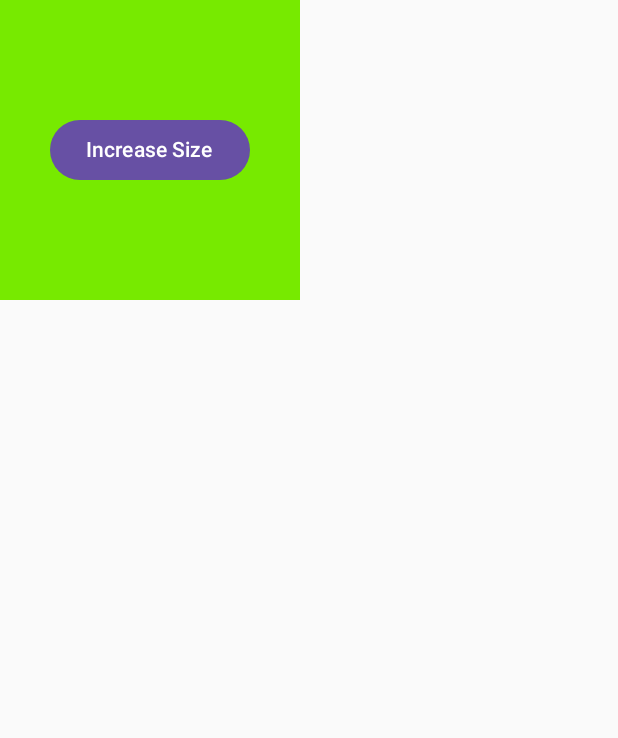
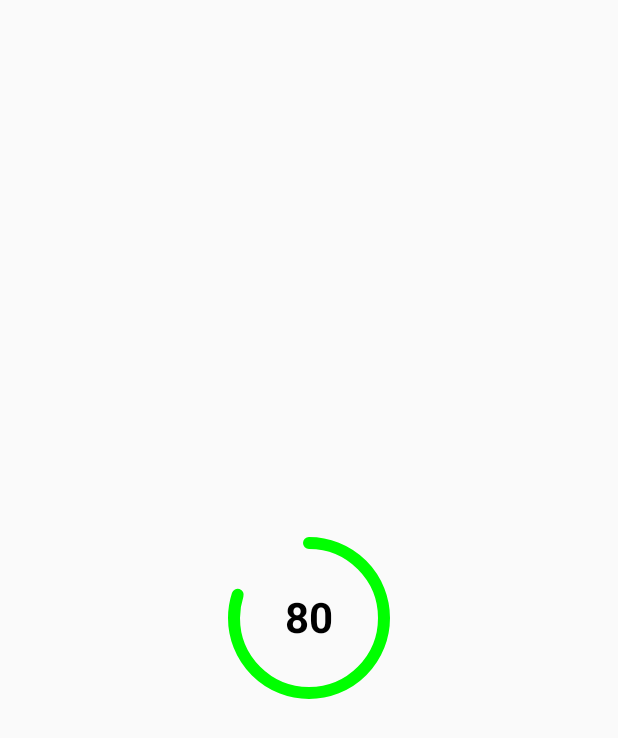
Before and after one commit to Cjsghkd/ComposePractice, an Android app built with Jetpack Compose: the screen it shows after launch (MainActivity), on a phone screen of 412 x 824 dp. Shown: the top 738 px of the screen. Run offline under Robolectric (Android 15) with nearby library versions, the phone set to English and light mode, and no system bars; our stand-ins replace constraintlayout-compose.

Commit message:
Animated Circular Progress Bar

```diff
--- a/app/src/main/java/com/example/composepractice/MainActivity.kt
+++ b/app/src/main/java/com/example/composepractice/MainActivity.kt
@@ -21,6 +21,8 @@ import androidx.compose.material3.*
 import androidx.compose.runtime.*
 import androidx.compose.runtime.saveable.rememberSaveable
 import androidx.compose.ui.graphics.Brush
+import androidx.compose.ui.graphics.StrokeCap
+import androidx.compose.ui.graphics.drawscope.Stroke
 import androidx.compose.ui.layout.ContentScale
 import androidx.compose.ui.layout.layoutId
 import androidx.compose.ui.res.painterResource
@@ -35,6 +37,8 @@ import androidx.compose.ui.text.input.PasswordVisualTransformation
 import androidx.compose.ui.text.style.TextAlign
 import androidx.compose.ui.text.style.TextDecoration
 import androidx.compose.ui.text.withStyle
+import androidx.compose.ui.unit.Dp
+import androidx.compose.ui.unit.TextUnit
 import androidx.compose.ui.unit.sp
 import androidx.constraintlayout.compose.ChainStyle
 import androidx.constraintlayout.compose.ConstraintLayout
@@ -46,49 +50,60 @@ class MainActivity : ComponentActivity() {
     override fun onCreate(savedInstanceState: Bundle?) {
         super.onCreate(savedInstanceState)
         setContent {
-            var sizeState by remember { mutableStateOf(200.dp) }
-            val size by animateDpAsState(
-                targetValue = sizeState,
-//                tween(
-//                    durationMillis = 3000,
-//                    delayMillis = 300,
-//                    easing = LinearOutSlowInEasing
-//                )
-
-//                spring(
-//                    Spring.DampingRatioHighBouncy
-//                )
-
-//                keyframes { // 간단한 애니메이션용 (왠만하면 keyframes 대신 tween 사용하기)
-//                    durationMillis = 5000
-//                    sizeState at 0 with LinearEasing
-//                    sizeState * 1.5f at 1000 with FastOutLinearInEasing
-//                    sizeState * 2f at 5000
-//                }
-
-                tween(
-                    durationMillis = 1000
-                )
-            )
-            val infiniteTransition = rememberInfiniteTransition()
-            val color by infiniteTransition.animateColor(
-                initialValue = Color.Red,
-                targetValue = Color.Green,
-                animationSpec = infiniteRepeatable(
-                    tween(durationMillis = 2000),
-                    repeatMode = RepeatMode.Reverse
-                )
-            )
-            Box(modifier = Modifier
-                .size(size)
-                .background(color),
-            contentAlignment = Alignment.Center) {
-                Button(onClick = {
-                    sizeState += 50.dp
-                }) {
-                    Text("Increase Size")
-                }
+            Box(
+                contentAlignment = Alignment.Center,
+                modifier = Modifier.fillMaxSize()
+            ) {
+                CircularProgressBar(percentage = 0.8f, number = 100)
             }
         }
     }
 }
+
+@Composable
+fun CircularProgressBar(
+    percentage : Float,
+    number : Int,
+    fontSize : TextUnit = 28.sp,
+    radius : Dp = 50.dp,
+    color : Color = Color.Green,
+    strokeWidth : Dp = 8.dp,
+    animDuration : Int = 1000,
+    animDelay : Int = 0
+) {
+    var animationPlayed by remember {
+        mutableStateOf(false)
+    }
+    val curPercentage = animateFloatAsState(
+        targetValue = if (animationPlayed) percentage else 0f,
+        animationSpec = tween(
+            durationMillis = animDuration,
+            delayMillis = animDelay
+        )
+    )
+
+    LaunchedEffect(key1 = true) {
+        animationPlayed = true
+    }
+
+    Box(
+        contentAlignment = Alignment.Center,
+        modifier = Modifier.size(radius * 2f)
+    ) {
+        Canvas(modifier = Modifier.size(radius * 2f)) {
+            drawArc(
+                color = color,
+                -90f,
+                360 * curPercentage.value,
+                useCenter = false,
+                style = Stroke(strokeWidth.toPx(), cap = StrokeCap.Round)
+            )
+        }
+        Text(
+            text = (curPercentage.value * number).toInt().toString(),
+            color = Color.Black,
+            fontSize = fontSize,
+            fontWeight = FontWeight.Bold
+        )
+    }
+}
```
